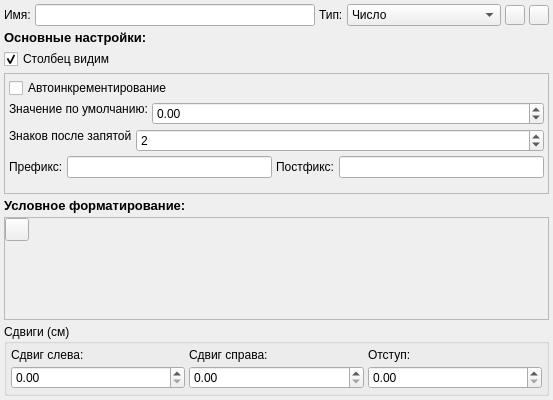
The window that src/main/columneditdialog.ui (Gris87/ProtocolCreator) describes before a commit, drawn with Qt 5.
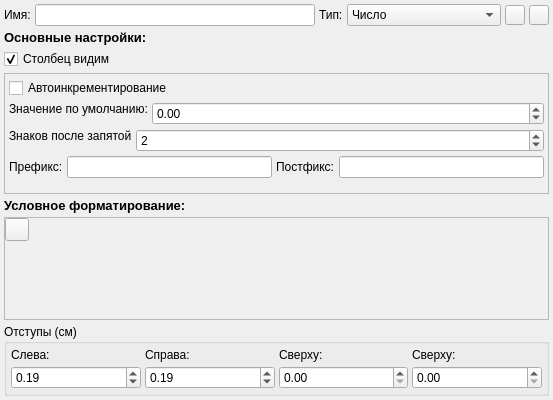
The same window after the commit. Icons and pictures are not drawn.

Commit message: Offset => Margin

Patch:
```diff
--- a/src/main/columneditdialog.ui
+++ b/src/main/columneditdialog.ui
@@ -856,7 +856,7 @@
    <item>
     <widget class="QGroupBox" name="offsetGroupBox">
      <property name="title">
-      <string>Сдвиги (см)</string>
+      <string>Отступы (см)</string>
      </property>
      <layout class="QGridLayout" name="gridLayout">
       <property name="margin">
@@ -868,32 +868,50 @@
       <item row="0" column="0">
        <widget class="QLabel" name="leftOffsetLabel">
         <property name="text">
-         <string>Сдвиг слева:</string>
+         <string>Слева:</string>
         </property>
        </widget>
       </item>
       <item row="1" column="0">
-       <widget class="QDoubleSpinBox" name="leftOffsetSpinBox"/>
+       <widget class="QDoubleSpinBox" name="leftMarginSpinBox">
+        <property name="value">
+         <double>0.190000000000000</double>
+        </property>
+       </widget>
       </item>
       <item row="0" column="1">
        <widget class="QLabel" name="rightOffsetLabel">
         <property name="text">
-         <string>Сдвиг справа:</string>
+         <string>Справа:</string>
         </property>
        </widget>
       </item>
       <item row="0" column="2">
        <widget class="QLabel" name="totalOffsetLabel">
         <property name="text">
-         <string>Отступ:</string>
+         <string>Сверху:</string>
         </property>
        </widget>
       </item>
       <item row="1" column="1">
-       <widget class="QDoubleSpinBox" name="rightOffsetSpinBox"/>
+       <widget class="QDoubleSpinBox" name="rightMarginSpinBox">
+        <property name="value">
+         <double>0.190000000000000</double>
+        </property>
+       </widget>
       </item>
       <item row="1" column="2">
-       <widget class="QDoubleSpinBox" name="totalOffsetSpinBox"/>
+       <widget class="QDoubleSpinBox" name="topMarginSpinBox"/>
+      </item>
+      <item row="0" column="3">
+       <widget class="QLabel" name="bottomMarginLabel">
+        <property name="text">
+         <string>Сверху:</string>
+        </property>
+       </widget>
+      </item>
+      <item row="1" column="3">
+       <widget class="QDoubleSpinBox" name="bottomMarginSpinBox"/>
       </item>
      </layout>
     </widget>
```
Left out of the diff: 6 changed lines with no effect on the pictures. The commit also changes 4 other files.
